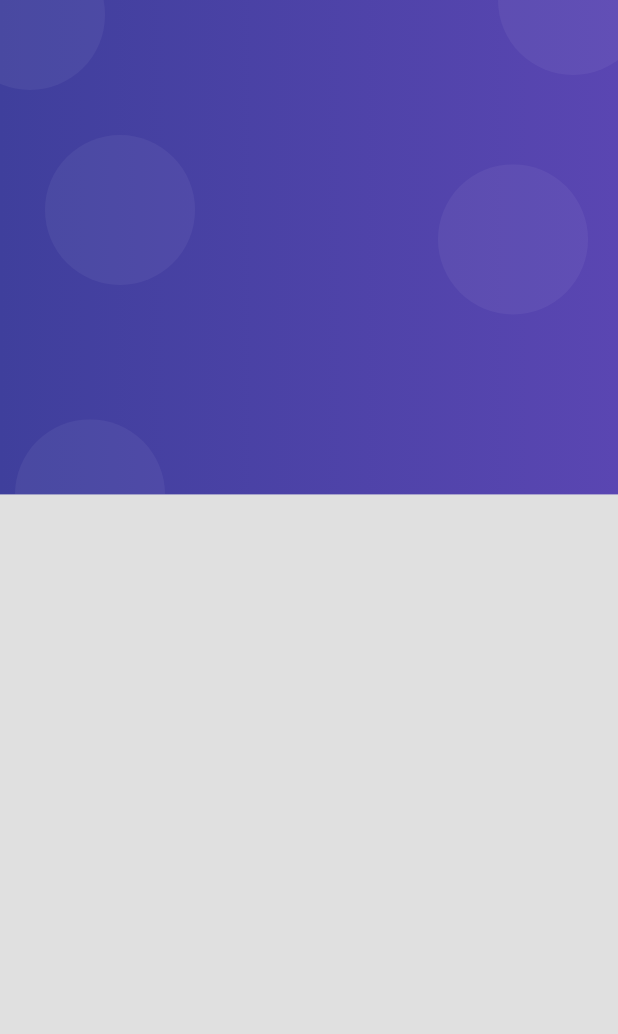
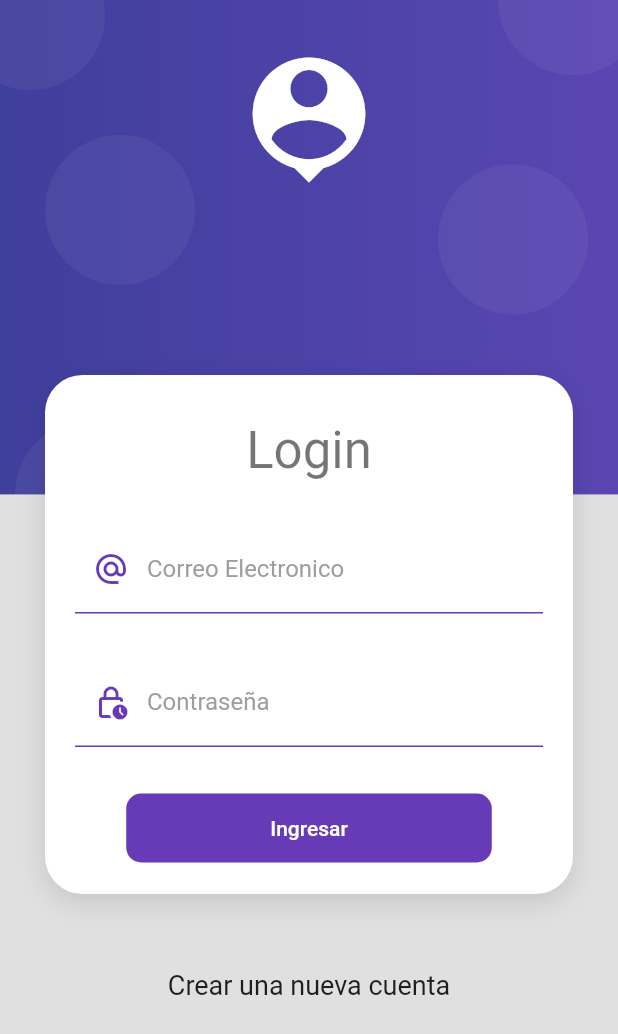
Before and after one commit to ramosjb7/productos, a Flutter app: the screen it shows after launch, on a phone screen of 412 x 824 dp. Shown: the top 1034 px of the screen. Run offline on Flutter 3.47's test engine with Material 2 defaults, Android fonts, the phone set to English and light mode, and no system bars.

Commit message:
Comienzo de la pantalla del login

```diff
--- a/lib/screens/login_screen.dart
+++ b/lib/screens/login_screen.dart
@@ -1,4 +1,5 @@
 import 'package:flutter/material.dart';
+import 'package:productos/ui/input_decorations.dart';
 import 'package:productos/widgets/widgets.dart';
 
 
@@ -7,8 +8,108 @@ class LoginScreen extends StatelessWidget {
 
   @override
   Widget build(BuildContext context) {
-    return const Scaffold(
-      body: AuthBackground()
+    return Scaffold(
+      body: AuthBackground(
+        child: SingleChildScrollView(
+          child: Column(
+            children: [
+
+              const SizedBox( height: 250 ),
+
+              CardContainer(
+                child: Column(
+                  children: [
+
+                    const SizedBox( height: 10 ),
+                    Text(
+                      'Login',
+                      style: Theme.of(context).textTheme.headlineMedium,
+                    ),
+
+                    const SizedBox( height: 30 ),
+
+                    _LoginForm()
+
+
+
+                  ],
+                )
+              ),
+
+              const SizedBox( height: 50),
+
+              const Text('Crear una nueva cuenta', style: TextStyle(fontSize: 18),),
+              const SizedBox( height: 50),
+            ],
+          ),
+        )
+      )
     );
   }
 }
+
+
+class _LoginForm extends StatelessWidget {
+  // const _LoginForm({super.key});
+
+  @override
+  Widget build(BuildContext context) {
+    return Container(
+      child: Form(
+        child: Column(
+          children: [
+
+            TextFormField(
+              autocorrect: false,
+              keyboardType: TextInputType.emailAddress,
+              decoration: InputDecorations.authInputDecoration(
+                hintText: 'brayan@gmail.com',
+                labelText: 'Correo Electronico',
+                prefixIcon: Icons.alternate_email_sharp
+              ),
+
+            ),
+
+            const SizedBox(height: 30,),
+
+            TextFormField(
+              autocorrect: false,
+              obscureText: true,
+              keyboardType: TextInputType.emailAddress,
+              decoration: InputDecorations.authInputDecoration(
+                hintText: '****',
+                labelText: 'Contraseña',
+                prefixIcon: Icons.lock_clock_outlined
+              ),
+
+            ),
+
+            const SizedBox(height: 30,),
+
+            MaterialButton(
+              shape: RoundedRectangleBorder(
+                borderRadius: BorderRadius.circular(10)
+              ),
+              disabledColor: Colors.grey,
+              elevation: 0,
+              color: Colors.deepPurple,
+              child: Container(
+                padding: const EdgeInsets.symmetric(horizontal: 80, vertical: 15),
+                child: const Text(
+                  'Ingresar',
+                  style: TextStyle(
+                    color: Colors.white
+                  ),
+                ),
+              ),
+              onPressed: (){
+
+              },
+            )
+
+          ],
+        ),
+      ),
+    );
+  }
+}
--- /dev/null
+++ b/lib/ui/input_decorations.dart
@@ -0,0 +1,25 @@
+import 'package:flutter/material.dart';
+
+class InputDecorations {
+  static InputDecoration authInputDecoration({
+    required String hintText,
+    required String labelText,
+    IconData? prefixIcon
+  }) {
+    return InputDecoration(
+        enabledBorder: const UnderlineInputBorder(
+          borderSide: BorderSide(
+            color: Colors.deepPurple,
+          ),
+        ),
+        focusedBorder: const UnderlineInputBorder(
+            borderSide: BorderSide(color: Colors.deepPurple, width: 2)),
+        hintText: hintText,
+        labelText: labelText,
+        labelStyle: const  TextStyle(color: Colors.grey),
+        prefixIcon: prefixIcon != null
+         ? Icon(prefixIcon, color: Colors.deepPurple,)
+         : null
+        );
+  }
+}
--- a/lib/widgets/auth_background.dart
+++ b/lib/widgets/auth_background.dart
@@ -1,10 +1,14 @@
 import 'package:flutter/material.dart';
 
 class AuthBackground extends StatelessWidget {
-  const AuthBackground({super.key});
+
+  final Widget child;
+
+  const AuthBackground({super.key, required this.child});
 
   @override
   Widget build(BuildContext context) {
+
     return Container(
       // color: Colors.red,
       width: double.infinity,
@@ -12,9 +16,32 @@ class AuthBackground extends StatelessWidget {
       child: Stack(
         children: [
 
-          _PurpleBox()
+          _PurpleBox(),
+
+          _HeaderIcon(),
+
+          child,
 
         ],
+      ),
+    );
+  }
+}
+
+class _HeaderIcon extends StatelessWidget {
+
+
+  @override
+  Widget build(BuildContext context) {
+    return SafeArea(
+      child: Container(
+        width: double.infinity,
+        margin: const EdgeInsets.only( top: 30 ),
+        child: const Icon(
+          Icons.person_pin,
+          color: Colors.white,
+          size: 100,
+        ),
       ),
     );
   }
--- /dev/null
+++ b/lib/widgets/card_container.dart
@@ -0,0 +1,37 @@
+import 'package:flutter/material.dart';
+
+
+class CardContainer extends StatelessWidget {
+
+  final Widget child;
+  const CardContainer({super.key, required this.child});
+
+  @override
+  Widget build(BuildContext context) {
+    return Padding(
+      padding: const EdgeInsets.symmetric( horizontal: 30 ),
+      child: Container(
+        padding: const EdgeInsets.all(20),
+        width: double.infinity,
+        // height: 300,
+        decoration: _createCardShape(),
+        child: child,
+      ),
+    );
+  }
+
+  BoxDecoration _createCardShape() {
+    return BoxDecoration(
+      color: Colors.white,
+      borderRadius: BorderRadius.circular(25),
+      boxShadow: const [
+        BoxShadow(
+          color: Colors.black12,
+          blurRadius: 15,
+          offset: Offset(0,5)
+        )
+      ]
+
+    );
+  }
+}
--- a/lib/widgets/widgets.dart
+++ b/lib/widgets/widgets.dart
@@ -1,3 +1,5 @@
 
 
+export 'package:productos/widgets/card_container.dart';
+
 export 'package:productos/widgets/auth_background.dart';
```
